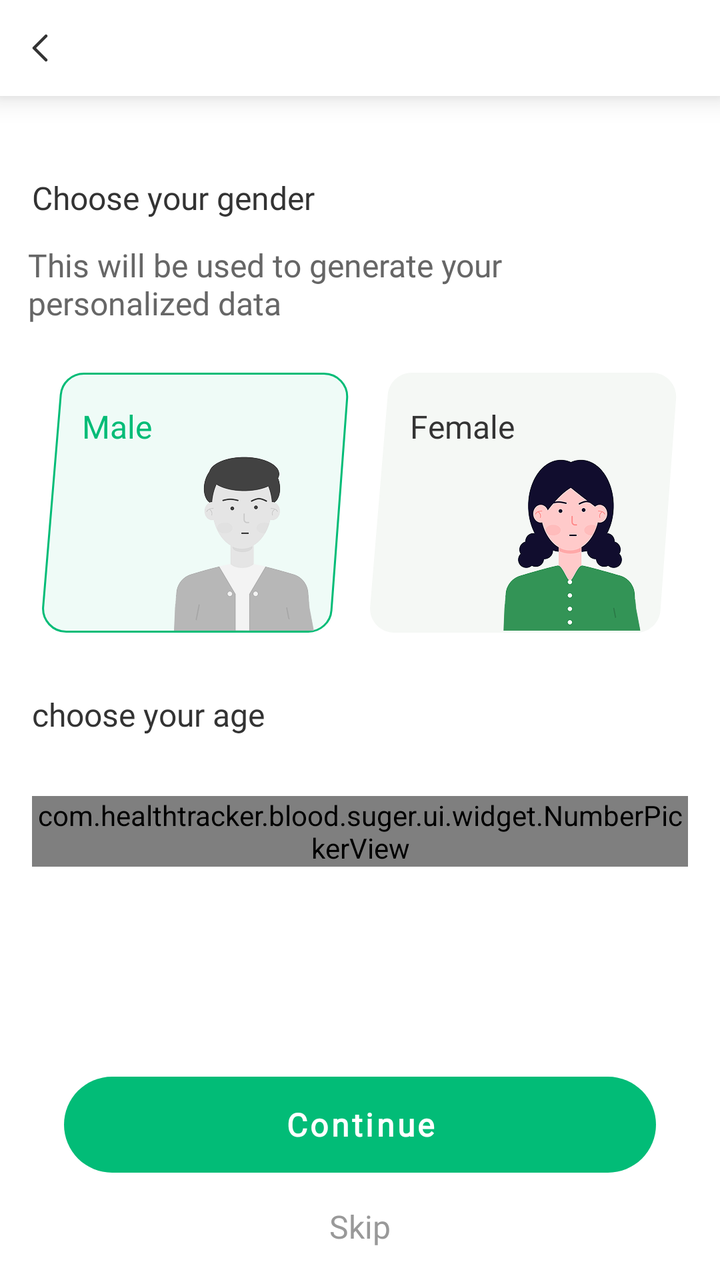
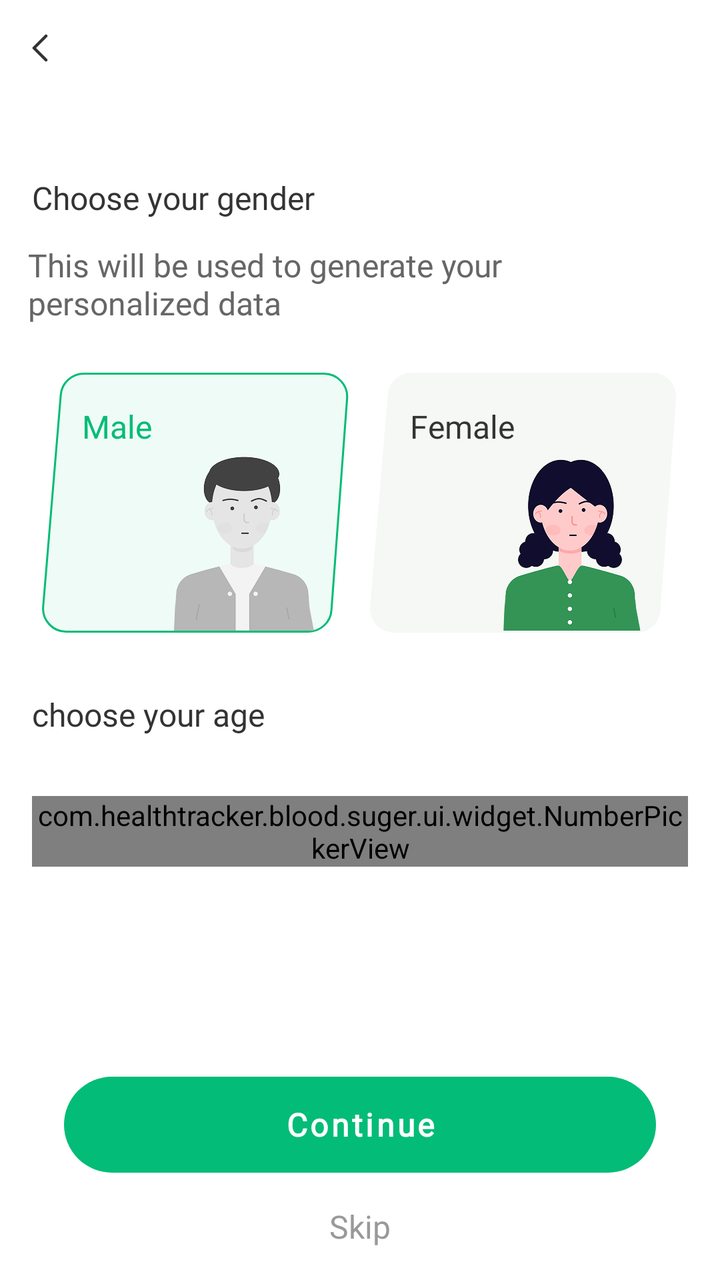

Before-and-after screenshots of an Android layout around one commit, followed by the original layout XML and the change that was made.
<!-- AndroidManifest.xml: application theme AppTheme -->
<!-- res/layout/activity_profile.xml -->
<?xml version="1.0" encoding="utf-8"?>
<androidx.constraintlayout.widget.ConstraintLayout xmlns:android="http://schemas.android.com/apk/res/android"
    xmlns:app="http://schemas.android.com/apk/res-auto"
    xmlns:tools="http://schemas.android.com/tools"
    android:layout_width="match_parent"
    android:layout_height="match_parent"
    android:background="@color/c1">

    <androidx.constraintlayout.widget.ConstraintLayout
        android:id="@+id/action_bar"
        android:layout_width="match_parent"
        android:layout_height="@dimen/actionBarSize"
        android:background="@color/c1"
        android:elevation="@dimen/dp_8"
        android:gravity="center_vertical"
        app:layout_constraintEnd_toEndOf="parent"
        app:layout_constraintStart_toStartOf="parent"
        app:layout_constraintTop_toTopOf="parent">

        <androidx.appcompat.widget.AppCompatImageView
            android:id="@+id/btn_back"
            android:layout_width="wrap_content"
            android:layout_height="match_parent"
            android:background="?android:attr/selectableItemBackgroundBorderless"
            android:paddingStart="@dimen/dp_16"
            android:paddingEnd="@dimen/dp_4"
            android:scaleType="center"
            app:layout_constraintBottom_toBottomOf="parent"
            app:layout_constraintStart_toStartOf="parent"
            app:layout_constraintTop_toTopOf="parent"
            app:srcCompat="@drawable/ic_back" />


    </androidx.constraintlayout.widget.ConstraintLayout>


    <androidx.appcompat.widget.AppCompatTextView
        android:id="@+id/tv_choose_gender"
        style="@style/TextViewFont_RobotoBold"
        android:layout_width="wrap_content"
        android:layout_height="wrap_content"
        android:layout_marginStart="@dimen/dp_16"
        android:layout_marginTop="@dimen/dp_40"
        android:text="@string/choose_your_gender"
        android:textColor="@color/t1"
        android:textSize="@dimen/sp_16"
        app:layout_constraintStart_toStartOf="parent"
        app:layout_constraintTop_toBottomOf="@id/action_bar"/>

    <androidx.appcompat.widget.AppCompatTextView
        android:id="@+id/tv_des"
        style="@style/TextViewFont_RobotoRegular"
        android:layout_width="0dp"
        android:layout_height="wrap_content"
        android:layout_marginStart="@dimen/dp_14"
        android:layout_marginTop="@dimen/dp_12"
        android:layout_marginEnd="@dimen/dp_16"
        android:text="@string/txt_profile_des"
        android:textColor="@color/color_666"
        android:textSize="@dimen/sp_16"
        app:layout_constraintEnd_toEndOf="parent"
        app:layout_constraintStart_toStartOf="parent"
        app:layout_constraintTop_toBottomOf="@id/tv_choose_gender" />


    <androidx.constraintlayout.widget.Guideline
        android:id="@+id/guide_v_center"
        android:layout_width="@dimen/dp_0"
        android:layout_height="@dimen/dp_0"
        android:orientation="vertical"
        app:layout_constraintGuide_percent="0.5" />


    <RadioGroup
        android:id="@+id/rg_gender"
        android:layout_width="wrap_content"
        android:layout_height="wrap_content"
        android:layout_marginTop="@dimen/dp_24"
        android:gravity="center_horizontal"
        android:orientation="horizontal"
        app:layout_constraintEnd_toEndOf="parent"
        app:layout_constraintStart_toStartOf="parent"
        app:layout_constraintTop_toBottomOf="@id/tv_des">

        <androidx.appcompat.widget.AppCompatRadioButton
            android:id="@+id/rb_male"
            android:layout_width="@dimen/dp_154"
            android:layout_height="@dimen/dp_130"
            android:layout_marginEnd="@dimen/dp_5"
            android:background="@drawable/selector_gender_item"
            android:button="@null"
            android:checked="true" />

        <androidx.appcompat.widget.AppCompatRadioButton
            android:id="@+id/rb_female"
            android:layout_width="@dimen/dp_154"
            android:layout_height="@dimen/dp_130"
            android:layout_marginStart="@dimen/dp_5"
            android:background="@drawable/selector_gender_item"
            android:button="@null" />
    </RadioGroup>


    <androidx.appcompat.widget.AppCompatImageView
        android:layout_width="@dimen/dp_92"
        android:layout_height="@dimen/dp_92"
        android:layout_marginEnd="@dimen/dp_13"
        android:layout_marginBottom="@dimen/dp_1"
        app:layout_constraintBottom_toBottomOf="@id/rg_gender"
        app:layout_constraintEnd_toEndOf="@id/guide_v_center"
        app:srcCompat="@mipmap/ic_male" />

    <androidx.appcompat.widget.AppCompatImageView
        android:layout_width="@dimen/dp_92"
        android:layout_height="@dimen/dp_92"
        android:layout_marginEnd="@dimen/dp_8"
        android:layout_marginBottom="@dimen/dp_1"
        app:layout_constraintBottom_toBottomOf="@id/rg_gender"
        app:layout_constraintEnd_toEndOf="@id/rg_gender"
        app:srcCompat="@mipmap/ic_female" />

    <androidx.appcompat.widget.AppCompatCheckedTextView
        android:id="@+id/tv_male"
        style="@style/TextViewFont_RobotoBold"
        android:layout_width="wrap_content"
        android:layout_height="wrap_content"
        android:layout_marginStart="@dimen/dp_20"
        android:layout_marginTop="@dimen/dp_16"
        android:checked="true"
        android:text="@string/male"
        android:textColor="@color/selector_gender_text_color"
        android:textSize="@dimen/sp_16"
        app:layout_constraintStart_toStartOf="@id/rg_gender"
        app:layout_constraintTop_toTopOf="@id/rg_gender" />

    <androidx.appcompat.widget.AppCompatCheckedTextView
        android:id="@+id/tv_female"
        style="@style/TextViewFont_RobotoBold"
        android:layout_width="wrap_content"
        android:layout_height="wrap_content"
        android:layout_marginStart="@dimen/dp_25"
        android:layout_marginTop="@dimen/dp_16"
        android:text="@string/female"
        android:textColor="@color/selector_gender_text_color"
        android:textSize="@dimen/sp_16"
        app:layout_constraintStart_toStartOf="@id/guide_v_center"
        app:layout_constraintTop_toTopOf="@id/rg_gender" />

    <androidx.appcompat.widget.AppCompatTextView
        android:id="@+id/tv_choose_age"
        style="@style/TextViewFont_RobotoBold"
        android:layout_width="wrap_content"
        android:layout_height="wrap_content"
        android:layout_marginStart="@dimen/dp_16"
        android:layout_marginTop="@dimen/dp_30"
        android:text="@string/choose_your_age"
        android:textColor="@color/t1"
        android:textSize="@dimen/sp_16"
        app:layout_constraintStart_toStartOf="parent"
        app:layout_constraintTop_toBottomOf="@id/rg_gender" />


    <com.healthtracker.blood.suger.ui.widget.NumberPickerView
        android:id="@+id/numberPicker"
        android:layout_width="match_parent"
        android:layout_height="wrap_content"
        android:layout_marginTop="@dimen/dp_30"
        app:layout_constraintEnd_toEndOf="parent"
        app:layout_constraintStart_toStartOf="parent"
        app:layout_constraintTop_toBottomOf="@id/tv_choose_age"
        android:layout_marginHorizontal="@dimen/dp_16"
        app:npv_ItemPaddingHorizontal="@dimen/dp_24"
        app:npv_ItemPaddingVertical="@dimen/dp_10"
        tools:npv_TextArray="@array/hours"
        app:npv_ShowDivider="false"
        app:npv_SelectedItemBackground="@drawable/bg_age_select"
        app:npv_ShownCount="3"
        app:npv_TextColorNormal="@color/color_BFBFBF"
        app:npv_TextColorSelected="@color/c5"
        app:npv_TextSizeNormal="@dimen/sp_24"
        app:npv_TextSizeSelected="@dimen/sp_24"
        app:npv_WrapSelectorWheel="true" />

    
    <View
        android:layout_width="0dp"
        android:layout_height="0dp"
        android:background="@drawable/gradient_npv_top"
        app:layout_constraintBottom_toTopOf="@id/v_age_select"
        app:layout_constraintEnd_toEndOf="parent"
        app:layout_constraintStart_toStartOf="parent"
        app:layout_constraintTop_toTopOf="@id/numberPicker" />

    
    <View
        android:layout_width="0dp"
        android:layout_height="0dp"
        android:background="@drawable/gradient_npv_bottom"
        app:layout_constraintBottom_toBottomOf="@id/numberPicker"
        app:layout_constraintEnd_toEndOf="parent"
        app:layout_constraintStart_toStartOf="parent"
        app:layout_constraintTop_toBottomOf="@id/v_age_select" />

    <View
        android:id="@+id/v_age_select"
        android:layout_width="match_parent"
        android:layout_height="@dimen/dp_56"
        android:layout_marginHorizontal="@dimen/dp_16"
        android:background="@drawable/bg_age_select"
        app:layout_constraintBottom_toBottomOf="@id/numberPicker"
        app:layout_constraintTop_toTopOf="@id/numberPicker"
        android:visibility="invisible"/>


    <com.google.android.material.button.MaterialButton
        android:id="@+id/btn_continue"
        style="@style/MaterialButton.b1"
        android:layout_width="0dp"
        android:layout_height="@dimen/dp_48"
        android:layout_marginHorizontal="@dimen/dp_32"

        android:text="@string/text_continue"
        app:layout_constraintBottom_toTopOf="@id/tv_skip"
        app:layout_constraintEnd_toEndOf="parent"
        app:layout_constraintStart_toStartOf="parent" />


    <androidx.appcompat.widget.AppCompatTextView
        android:id="@+id/tv_skip"
        style="@style/TextViewFont_RobotoMedium"
        android:layout_width="wrap_content"
        android:layout_height="wrap_content"
        android:layout_marginHorizontal="@dimen/dp_32"

        android:gravity="center"
        android:padding="@dimen/dp_16"
        android:text="@string/skip"
        android:textColor="@color/color_999"
        android:background="?android:attr/selectableItemBackgroundBorderless"
        android:textSize="@dimen/sp_16"
        app:layout_constraintEnd_toEndOf="parent"
        app:layout_constraintStart_toStartOf="parent"
        app:layout_constraintBottom_toBottomOf="parent" />


</androidx.constraintlayout.widget.ConstraintLayout>
<!-- resources referenced by this layout -->
<resources>
  <color name="c1">@color/white</color>
  <color name="c5">#02BC77</color>
  <color name="color_666">#666666</color>
  <color name="color_999">#999999</color>
  <color name="color_BFBFBF">#BFBFBF</color>
  <color name="t1">#333333</color>
  <dimen name="actionBarSize">@dimen/dp_48</dimen>
  <dimen name="dp_0">0dp</dimen>
  <dimen name="dp_1">1dp</dimen>
  <dimen name="dp_10">10dp</dimen>
  <dimen name="dp_12">12dp</dimen>
  <dimen name="dp_13">13dp</dimen>
  <dimen name="dp_130">130dp</dimen>
  <dimen name="dp_14">14dp</dimen>
  <dimen name="dp_154">154dp</dimen>
  <dimen name="dp_16">16dp</dimen>
  <dimen name="dp_20">20dp</dimen>
  <dimen name="dp_24">24dp</dimen>
  <dimen name="dp_25">25dp</dimen>
  <dimen name="dp_30">30dp</dimen>
  <dimen name="dp_32">32dp</dimen>
  <dimen name="dp_4">4dp</dimen>
  <dimen name="dp_40">40dp</dimen>
  <dimen name="dp_48">48dp</dimen>
  <dimen name="dp_5">5dp</dimen>
  <dimen name="dp_56">56dp</dimen>
  <dimen name="dp_8">8dp</dimen>
  <dimen name="dp_92">92dp</dimen>
  <dimen name="sp_16">16sp</dimen>
  <dimen name="sp_24">24sp</dimen>
  <!-- drawable bg_age_select (drawable) -->
  <?xml version="1.0" encoding="utf-8"?>
  <shape xmlns:android="http://schemas.android.com/apk/res/android"
      android:shape="rectangle">
      <solid android:color="@color/color_F9F9FA"/>
      <size android:height="@dimen/dp_56"/>
      <corners android:radius="@dimen/dp_28"/>
  
  </shape>
  <!-- drawable gradient_npv_top (drawable) -->
  <?xml version="1.0" encoding="utf-8"?>
  <shape xmlns:android="http://schemas.android.com/apk/res/android"
      android:shape="rectangle">
      <gradient
          android:angle="90"
          android:endColor="@color/white"
          android:startColor="@color/transparent" />
  </shape>
  <!-- drawable selector_gender_item (drawable) -->
  <?xml version="1.0" encoding="utf-8"?>
  <selector xmlns:android="http://schemas.android.com/apk/res/android">
      <item android:state_checked="true" android:drawable="@drawable/bg_gender_checked"/>
      <item android:drawable="@drawable/bg_gender_normal"/>
  
  </selector>
  <string name="choose_your_age">choose your age</string>
  <string name="choose_your_gender">Choose your gender</string>
  <string name="female">Female</string>
  <string name="male">Male</string>
  <string name="skip">Skip</string>
  <string name="text_continue">Continue</string>
  <string name="txt_profile_des">This will be used to generate your personalized data</string>
  <style name="TextViewFont_RobotoBold">
          <item name="android:fontFamily">@font/roboto_bold</item>
          <item name="fontFamily">@font/roboto_bold</item>
      </style>
  <style name="TextViewFont_RobotoMedium">
          <item name="android:fontFamily">@font/roboto_medium</item>
          <item name="fontFamily">@font/roboto_medium</item>
      </style>
  <style name="TextViewFont_RobotoRegular">
          <item name="android:fontFamily">@font/roboto_regular</item>
          <item name="fontFamily">@font/roboto_regular</item>
      </style>
  <color name="white">#FFFFFF</color>
  <color name="color_F9F9FA">#F9F9FA</color>
  <dimen name="dp_28">28dp</dimen>
  <color name="transparent">#00000000</color>
  <color name="c5_8">#5DD4A8</color>
  <color name="colorAccent">@color/c5</color>
  <color name="color_tap_ripple">@color/transparent10</color>
  <color name="colorPrimary">@color/c1</color>
  <color name="colorPrimaryDark">@color/c1</color>
  <style name="toolbar_nav_button" parent="@style/Widget.AppCompat.Toolbar.Button.Navigation">
          <item name="android:paddingLeft">@dimen/nav_button_margin</item>
          <item name="android:paddingRight">@dimen/nav_button_margin</item>
          <item name="android:minWidth">56dp</item>
      </style>
  <color name="bg_window">#f8f8f8</color>
  <color name="transparent10">#1A000000</color>
  <dimen name="nav_button_margin">@dimen/dp_16</dimen>
  <!-- unchanged entries left out for length: 9 -->
</resources>

<!-- the commit's change to res/layout/activity_profile.xml (unified diff, before → after) -->
@@ -11,7 +11,6 @@
         android:layout_width="match_parent"
         android:layout_height="@dimen/actionBarSize"
         android:background="@color/c1"
-        android:elevation="@dimen/dp_8"
         android:gravity="center_vertical"
         app:layout_constraintEnd_toEndOf="parent"
         app:layout_constraintStart_toStartOf="parent"
